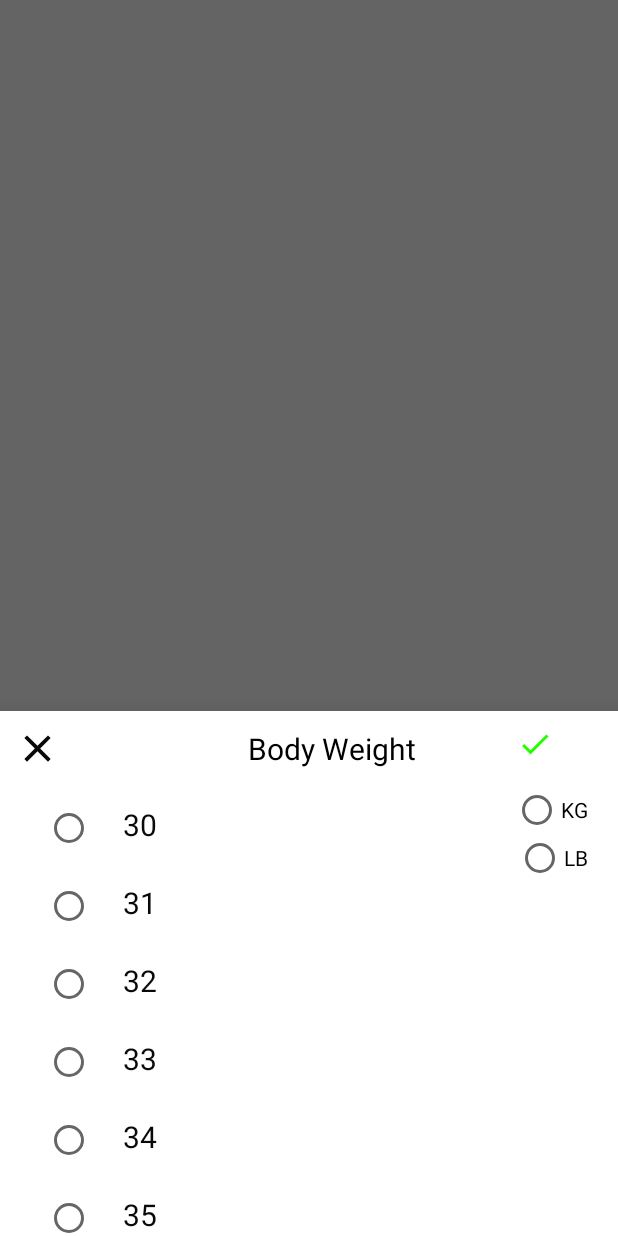
After one commit to engrab/Plant-Nanny3, an Android app: the fragment BodyWeightBottomDialoge placed in its activity, on a phone screen of 412 x 824 dp. The commit adds this screen. Run offline under Robolectric (Android 15) with nearby library versions, the phone set to English and light mode, and no system bars.

Commit message:
Inital commit

```diff
--- /dev/null
+++ b/app/src/main/java/com/example/plantnany/adapters/BodyWeightAdapter.java
@@ -0,0 +1,61 @@
+package com.example.plantnany.adapters;
+
+import android.content.Context;
+import android.view.LayoutInflater;
+import android.view.View;
+import android.view.ViewGroup;
+import android.widget.ImageView;
+import android.widget.RadioButton;
+import android.widget.TextView;
+
+import androidx.annotation.NonNull;
+import androidx.recyclerview.widget.RecyclerView;
+
+import com.example.plantnany.R;
+import com.example.plantnany.model.CreatureModel;
+
+import java.util.List;
+
+public class BodyWeightAdapter extends RecyclerView.Adapter<BodyWeightAdapter.ViewHolder> {
+    private Context mContext;
+    private List<Integer> mList;
+
+    public BodyWeightAdapter(Context mContext, List<Integer> mList) {
+        this.mContext = mContext;
+        this.mList = mList;
+    }
+
+    @NonNull
+    @Override
+    public BodyWeightAdapter.ViewHolder onCreateViewHolder(@NonNull ViewGroup parent, int viewType) {
+
+        return new ViewHolder(LayoutInflater.from(mContext).inflate(R.layout.row_item_body_weight, parent, false));
+    }
+
+    @Override
+    public void onBindViewHolder(@NonNull BodyWeightAdapter.ViewHolder holder, int position) {
+
+
+
+        holder.weight.setText(String.valueOf(mList.get(position)));
+
+    }
+
+    @Override
+    public int getItemCount() {
+        return mList.size();
+    }
+
+    public class ViewHolder extends RecyclerView.ViewHolder {
+        RadioButton radioButton;
+        TextView weight;
+
+        public ViewHolder(@NonNull View itemView) {
+            super(itemView);
+            radioButton = itemView.findViewById(R.id.rad_weight);
+            weight = itemView.findViewById(R.id.tv_weight);
+
+
+        }
+    }
+}
--- /dev/null
+++ b/app/src/main/java/com/example/plantnany/dialoge/BodyWeightBottomDialoge.java
@@ -0,0 +1,81 @@
+package com.example.plantnany.dialoge;
+
+
+import android.os.Bundle;
+import android.view.LayoutInflater;
+import android.view.View;
+import android.view.ViewGroup;
+
+import androidx.annotation.NonNull;
+import androidx.annotation.Nullable;
+import androidx.recyclerview.widget.LinearLayoutManager;
+import androidx.recyclerview.widget.RecyclerView;
+
+import com.example.plantnany.R;
+import com.example.plantnany.adapters.BodyWeightAdapter;
+import com.google.android.material.bottomsheet.BottomSheetDialogFragment;
+
+import java.util.ArrayList;
+import java.util.List;
+
+public class BodyWeightBottomDialoge extends BottomSheetDialogFragment {
+
+    RecyclerView recyclerView;
+    BodyWeightAdapter mAdapter;
+    List<Integer> mList;
+
+    public BodyWeightBottomDialoge() {
+
+    }
+
+    @Nullable
+    @Override
+    public View onCreateView(@NonNull LayoutInflater inflater, @Nullable ViewGroup container, @Nullable Bundle savedInstanceState) {
+
+
+        View view = inflater.inflate(R.layout.dialoge_body_weight_sheet, container, false);
+        recyclerView = view.findViewById(R.id.rv_weight);
+        list();
+        mAdapter = new BodyWeightAdapter(getActivity(), mList);
+        recyclerView.setLayoutManager(new LinearLayoutManager(getActivity()));
+        recyclerView.setAdapter(mAdapter);
+
+        view.findViewById(R.id.iv_back).setOnClickListener(new View.OnClickListener() {
+            @Override
+            public void onClick(View v) {
+                dismiss();
+            }
+        });
+
+
+        return view;
+    }
+
+    private void list() {
+        mList = new ArrayList<>();
+        mList.add(30);
+        mList.add(31);
+        mList.add(32);
+        mList.add(33);
+        mList.add(34);
+        mList.add(35);
+        mList.add(36);
+        mList.add(37);
+        mList.add(38);
+        mList.add(39);
+        mList.add(40);
+        mList.add(41);
+        mList.add(42);
+        mList.add(43);
+        mList.add(44);
+        mList.add(45);
+        mList.add(46);
+        mList.add(47);
+        mList.add(48);
+        mList.add(49);
+        mList.add(50);
+
+    }
+
+
+}
--- a/app/src/main/java/com/example/plantnany/fragments/SettingsFragment.java
+++ b/app/src/main/java/com/example/plantnany/fragments/SettingsFragment.java
@@ -4,6 +4,7 @@ import android.content.ActivityNotFoundException;
 import android.content.Context;
 import android.content.Intent;
 import android.content.SharedPreferences;
+import android.media.MediaPlayer;
 import android.net.Uri;
 import android.os.Bundle;
 import android.util.Log;
@@ -76,7 +77,7 @@ public class SettingsFragment extends Fragment implements View.OnClickListener,
         mMusicSwitch.setOnCheckedChangeListener(new CompoundButton.OnCheckedChangeListener() {
             @Override
             public void onCheckedChanged(CompoundButton buttonView, boolean isChecked) {
-                Log.d(TAG, "onCheckedChanged: "+isChecked);
+                Log.d(TAG, "onCheckedChanged: " + isChecked);
                 mListener.musicPlaying(isChecked);
             }
         });
@@ -128,7 +129,8 @@ public class SettingsFragment extends Fragment implements View.OnClickListener,
         switch (v.getId()) {
 
             case R.id.ll_privacy_policy:
-                AppUtils.soundButtonClick(getActivity(), true);
+                MediaPlayer mediaPlayer = MediaPlayer.create(getActivity(), R.raw.buttonclick);
+                mediaPlayer.start();
                 startActivity(new Intent(getActivity(), PrivacyPolicyActivity.class));
                 break;
             case R.id.ll_more_apps:
--- /dev/null
+++ b/app/src/main/res/drawable/ic_baseline_close_24.xml
@@ -0,0 +1,5 @@
+<vector android:height="24dp" android:tint="#FFFFFF"
+    android:viewportHeight="24" android:viewportWidth="24"
+    android:width="24dp" xmlns:android="http://schemas.android.com/apk/res/android">
+    <path android:fillColor="@android:color/white" android:pathData="M19,6.41L17.59,5 12,10.59 6.41,5 5,6.41 10.59,12 5,17.59 6.41,19 12,13.41 17.59,19 19,17.59 13.41,12z"/>
+</vector>
--- a/app/src/main/res/drawable/ic_checked.xml
+++ b/app/src/main/res/drawable/ic_checked.xml
@@ -1,5 +1,10 @@
-<vector android:height="24dp" android:tint="#24FF00"
-    android:viewportHeight="24" android:viewportWidth="24"
-    android:width="24dp" xmlns:android="http://schemas.android.com/apk/res/android">
-    <path android:fillColor="@android:color/white" android:pathData="M9,16.17L4.83,12l-1.42,1.41L9,19 21,7l-1.41,-1.41z"/>
+<vector xmlns:android="http://schemas.android.com/apk/res/android"
+    android:width="24dp"
+    android:height="24dp"
+    android:tint="#24FF00"
+    android:viewportWidth="24"
+    android:viewportHeight="24">
+    <path
+        android:fillColor="@android:color/white"
+        android:pathData="M9,16.17L4.83,12l-1.42,1.41L9,19 21,7l-1.41,-1.41z" />
 </vector>
--- /dev/null
+++ b/app/src/main/res/layout/dialoge_body_weight_sheet.xml
@@ -0,0 +1,82 @@
+<?xml version="1.0" encoding="utf-8"?>
+<LinearLayout xmlns:android="http://schemas.android.com/apk/res/android"
+    xmlns:app="http://schemas.android.com/apk/res-auto"
+    android:layout_width="match_parent"
+    android:layout_height="match_parent"
+    android:orientation="vertical">
+
+
+    <LinearLayout
+        android:layout_width="match_parent"
+        android:layout_height="wrap_content"
+        android:layout_margin="10dp"
+        android:orientation="horizontal">
+
+        <ImageView
+            android:id="@+id/iv_back"
+            android:layout_width="30dp"
+            android:layout_height="30dp"
+            app:srcCompat="@drawable/ic_baseline_close_24"
+            app:tint="@color/colorBlack" />
+
+        <TextView
+            android:layout_width="0dp"
+            android:layout_height="wrap_content"
+            android:layout_weight=".5" />
+
+        <TextView
+            android:id="@+id/tv_selected_lang"
+            android:layout_width="0dp"
+            android:layout_height="wrap_content"
+            android:layout_gravity="center"
+            android:layout_weight="1"
+            android:gravity="center"
+            android:text="Body Weight"
+            android:textColor="@color/black"
+            android:textSize="20dp" />
+
+        <ImageView
+            android:layout_width="0dp"
+            android:layout_height="wrap_content"
+            android:layout_weight=".5"
+            app:srcCompat="@drawable/ic_checked" />
+
+    </LinearLayout>
+
+    <LinearLayout
+        android:layout_width="match_parent"
+        android:layout_height="match_parent"
+        android:orientation="horizontal">
+
+
+        <androidx.recyclerview.widget.RecyclerView
+            android:id="@+id/rv_weight"
+            android:layout_width="0dp"
+            android:layout_height="300dp"
+            android:layout_weight="2" />
+
+        <RadioGroup
+            android:layout_width="0dp"
+            android:layout_height="wrap_content"
+            android:layout_marginEnd="20dp"
+            android:layout_marginRight="20dp"
+            android:layout_weight="1"
+            android:gravity="end|center"
+            android:orientation="vertical">
+
+            <RadioButton
+                android:id="@+id/rad_kg"
+                android:layout_width="wrap_content"
+                android:layout_height="wrap_content"
+                android:text="KG" />
+
+            <RadioButton
+                android:id="@+id/rad_lb"
+                android:layout_width="wrap_content"
+                android:layout_height="wrap_content"
+                android:text="LB" />
+        </RadioGroup>
+    </LinearLayout>
+
+
+</LinearLayout>
--- /dev/null
+++ b/app/src/main/res/layout/row_item_body_weight.xml
@@ -0,0 +1,33 @@
+<?xml version="1.0" encoding="utf-8"?>
+<LinearLayout xmlns:android="http://schemas.android.com/apk/res/android"
+    xmlns:app="http://schemas.android.com/apk/res-auto"
+    xmlns:tools="http://schemas.android.com/tools"
+    android:layout_width="match_parent"
+    android:layout_height="wrap_content"
+    android:orientation="horizontal">
+
+    <RadioGroup
+        android:layout_width="match_parent"
+        android:layout_height="match_parent"
+        android:layout_margin="10dp"
+        android:orientation="horizontal">
+
+        <RadioButton
+            android:id="@+id/rad_weight"
+            android:layout_width="wrap_content"
+            android:layout_height="wrap_content"
+            android:layout_marginStart="20dp"
+            android:layout_marginLeft="20dp" />
+
+        <TextView
+            android:id="@+id/tv_weight"
+            android:layout_width="wrap_content"
+            android:layout_height="match_parent"
+            android:layout_marginStart="20dp"
+            android:layout_marginLeft="20dp"
+            android:gravity="center"
+            android:text="50"
+            android:textColor="@color/colorBlack"
+            android:textSize="20sp" />
+    </RadioGroup>
+</LinearLayout>
```
Also changed, not shown: app/src/main/java/com/example/plantnany/dialoge/DailyGoalBottomDialoge.java (+58 -1 lines), app/src/main/java/com/example/plantnany/dialoge/HowCalcGoalBottomDialoge.java (added, +49 -0 lines), app/src/main/java/com/example/plantnany/utils/AppUtils.java (+0 -10 lines), app/src/main/res/layout/dialoge_cup_volume_sheet.xml (+21 -2 lines), app/src/main/res/layout/dialoge_daily_goal_sheet.xml (+9 -6 lines), app/src/main/res/layout/dialoge_how_cal_goal_sheet.xml (added, +68 -0 lines).
